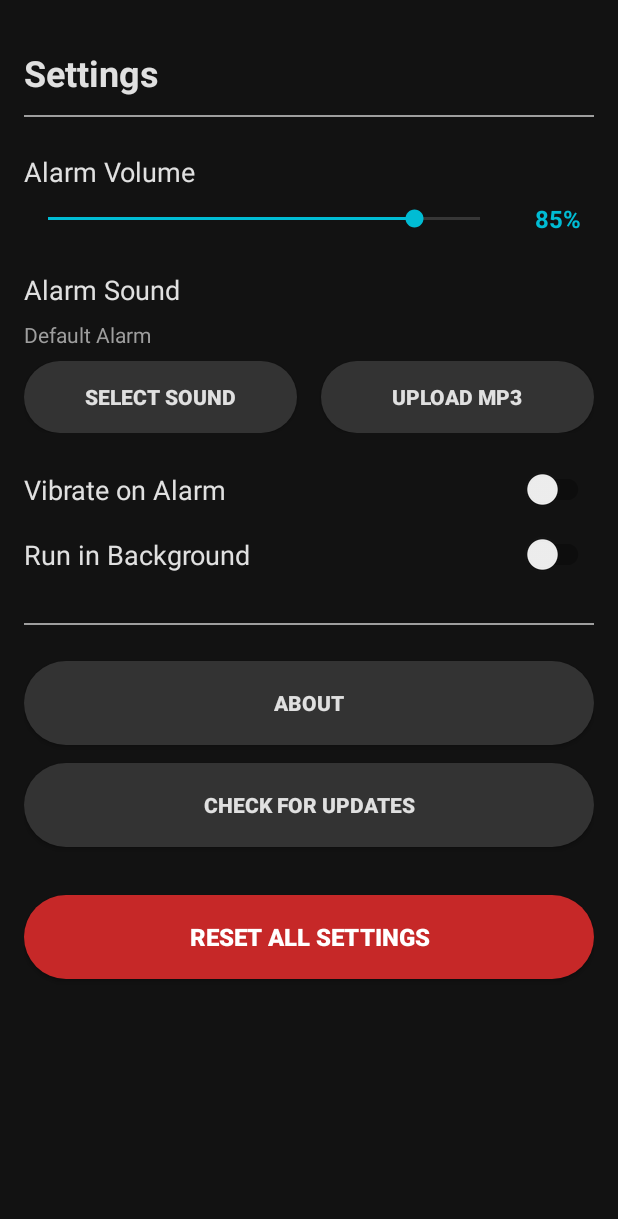
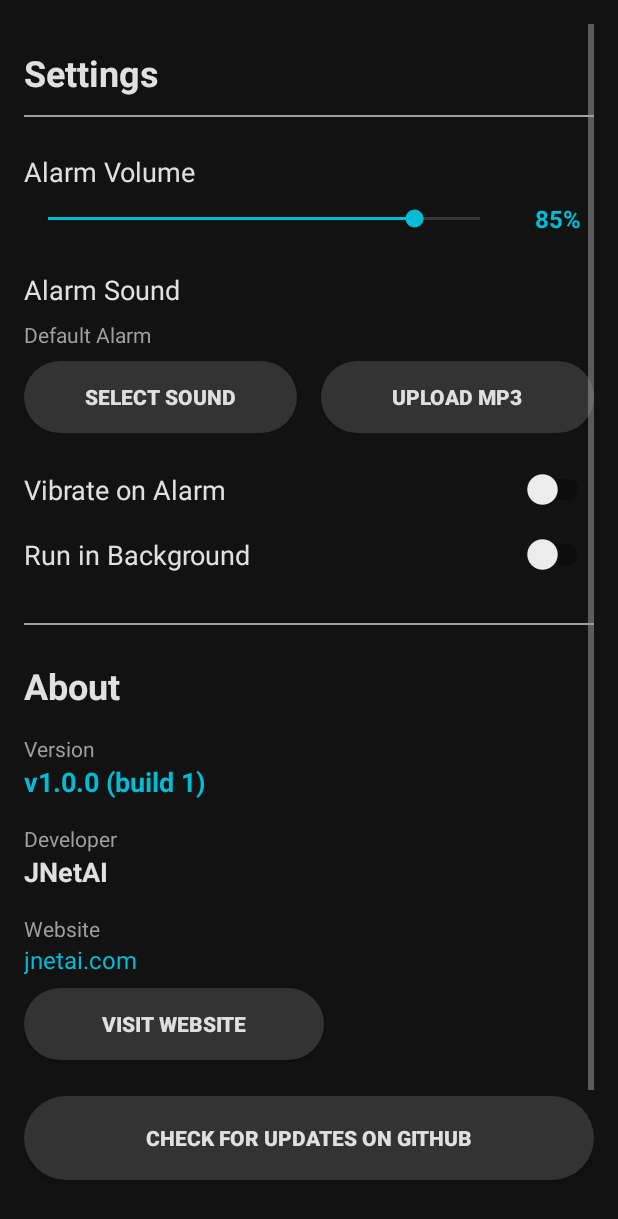
Before and after one commit to jnetai-clawbot/StopWatch, an Android app: the SettingsActivity screen opened directly, with no data from a screen before it, on a phone screen of 412 x 824 dp. Shown: the top 1219 px of the screen. Run offline under Robolectric (Android 15) with nearby library versions, the light colour scheme and no system bars; 2 statements that could not run were skipped.

Commit message:
Fix: add inline About section to Settings with version, dev info, website

```diff
--- a/app/src/main/java/com/jnetai/stopwatch/settings/SettingsActivity.kt
+++ b/app/src/main/java/com/jnetai/stopwatch/settings/SettingsActivity.kt
@@ -50,7 +50,9 @@ class SettingsActivity : AppCompatActivity() {
     private var btnUploadSound: Button? = null
     private var switchVibrate: Switch? = null
     private var switchBackground: Switch? = null
-    private var btnAbout: Button? = null
+    private var tvAboutVersion: TextView? = null
+    private var tvAboutSite: TextView? = null
+    private var btnVisitSite: Button? = null
     private var btnUpdateCheck: Button? = null
     private var btnResetSettings: Button? = null
 
@@ -92,7 +94,9 @@ class SettingsActivity : AppCompatActivity() {
         btnUploadSound = findViewById(R.id.btn_upload_sound)
         switchVibrate = findViewById(R.id.switch_vibrate)
         switchBackground = findViewById(R.id.switch_background)
-        btnAbout = findViewById(R.id.btn_about)
+        tvAboutVersion = findViewById(R.id.tv_about_version)
+        tvAboutSite = findViewById(R.id.tv_about_site)
+        btnVisitSite = findViewById(R.id.btn_visit_site)
         btnUpdateCheck = findViewById(R.id.btn_update_check)
         btnResetSettings = findViewById(R.id.btn_reset_settings)
     }
@@ -113,6 +117,12 @@ class SettingsActivity : AppCompatActivity() {
 
             // Background service
             switchBackground?.isChecked = settingsManager.isBackgroundServiceEnabled()
+
+            // About info
+            val versionName = APP_VERSION
+            val versionCode = APP_VERSION_CODE
+            tvAboutVersion?.text = "v$versionName (build $versionCode)"
+            tvAboutSite?.text = "jnetai.com"
 
         } catch (e: Exception) {
             ErrorLogger.log(ErrorLogger.Codes.SET_LOAD_FAILED,
@@ -169,9 +179,9 @@ class SettingsActivity : AppCompatActivity() {
                 "Background service %s", if (isChecked) "enabled" else "disabled")
         }
 
-        // About
-        btnAbout?.setOnClickListener {
-            openAbout()
+        // About - Visit website
+        btnVisitSite?.setOnClickListener {
+            openWebsite("https://jnetai.com")
         }
 
         // Update check
@@ -294,6 +304,17 @@ class SettingsActivity : AppCompatActivity() {
         }
     }
 
+    private fun openWebsite(url: String) {
+        try {
+            val intent = Intent(Intent.ACTION_VIEW, Uri.parse(url))
+            startActivity(intent)
+        } catch (e: Exception) {
+            ErrorLogger.log(ErrorLogger.Codes.GEN_UI_THREAD,
+                "Failed to open website: %s", url, e)
+            Toast.makeText(this, "Unable to open browser", Toast.LENGTH_SHORT).show()
+        }
+    }
+
     private fun openAbout() {
         val intent = Intent(this, AboutActivity::class.java)
         startActivity(intent)
--- a/app/src/main/res/layout/activity_settings.xml
+++ b/app/src/main/res/layout/activity_settings.xml
@@ -172,23 +172,84 @@
                 android:layout_marginTop="32dp"
                 android:background="@color/text_secondary" />
 
-            <!-- About Button -->
+            <!-- About Section -->
+            <TextView
+                android:layout_width="wrap_content"
+                android:layout_height="wrap_content"
+                android:layout_marginTop="24dp"
+                android:text="About"
+                android:textColor="@color/text_primary"
+                android:textSize="24sp"
+                android:textStyle="bold" />
+
+            <!-- Version -->
+            <TextView
+                android:layout_width="wrap_content"
+                android:layout_height="wrap_content"
+                android:layout_marginTop="16dp"
+                android:text="Version"
+                android:textColor="@color/text_secondary"
+                android:textSize="14sp" />
+
+            <TextView
+                android:id="@+id/tv_about_version"
+                android:layout_width="wrap_content"
+                android:layout_height="wrap_content"
+                android:text="v1.0.0"
+                android:textColor="@color/accent_cyan"
+                android:textSize="18sp"
+                android:textStyle="bold" />
+
+            <!-- Developer -->
+            <TextView
+                android:layout_width="wrap_content"
+                android:layout_height="wrap_content"
+                android:layout_marginTop="16dp"
+                android:text="Developer"
+                android:textColor="@color/text_secondary"
+                android:textSize="14sp" />
+
+            <TextView
+                android:layout_width="wrap_content"
+                android:layout_height="wrap_content"
+                android:text="JNetAI"
+                android:textColor="@color/text_primary"
+                android:textSize="18sp"
+                android:textStyle="bold" />
+
+            <!-- Website -->
+            <TextView
+                android:layout_width="wrap_content"
+                android:layout_height="wrap_content"
+                android:layout_marginTop="16dp"
+                android:text="Website"
+                android:textColor="@color/text_secondary"
+                android:textSize="14sp" />
+
+            <TextView
+                android:id="@+id/tv_about_site"
+                android:layout_width="wrap_content"
+                android:layout_height="wrap_content"
+                android:text="jnetai.com"
+                android:textColor="@color/accent_cyan"
+                android:textSize="16sp" />
+
             <Button
-                android:id="@+id/btn_about"
+                android:id="@+id/btn_visit_site"
                 style="@style/StopWatchButton"
-                android:layout_width="match_parent"
-                android:layout_height="56dp"
-                android:layout_marginTop="24dp"
-                android:text="About" />
+                android:layout_width="200dp"
+                android:layout_height="48dp"
+                android:layout_marginTop="8dp"
+                android:text="Visit Website" />
 
-            <!-- Check Update Button -->
+            <!-- Check Update -->
             <Button
                 android:id="@+id/btn_update_check"
                 style="@style/StopWatchButton"
                 android:layout_width="match_parent"
                 android:layout_height="56dp"
-                android:layout_marginTop="12dp"
-                android:text="Check for Updates" />
+                android:layout_marginTop="24dp"
+                android:text="Check for Updates on GitHub" />
 
             <!-- Reset Settings -->
             <Button
```
Also changed, not shown: 1 other file.
